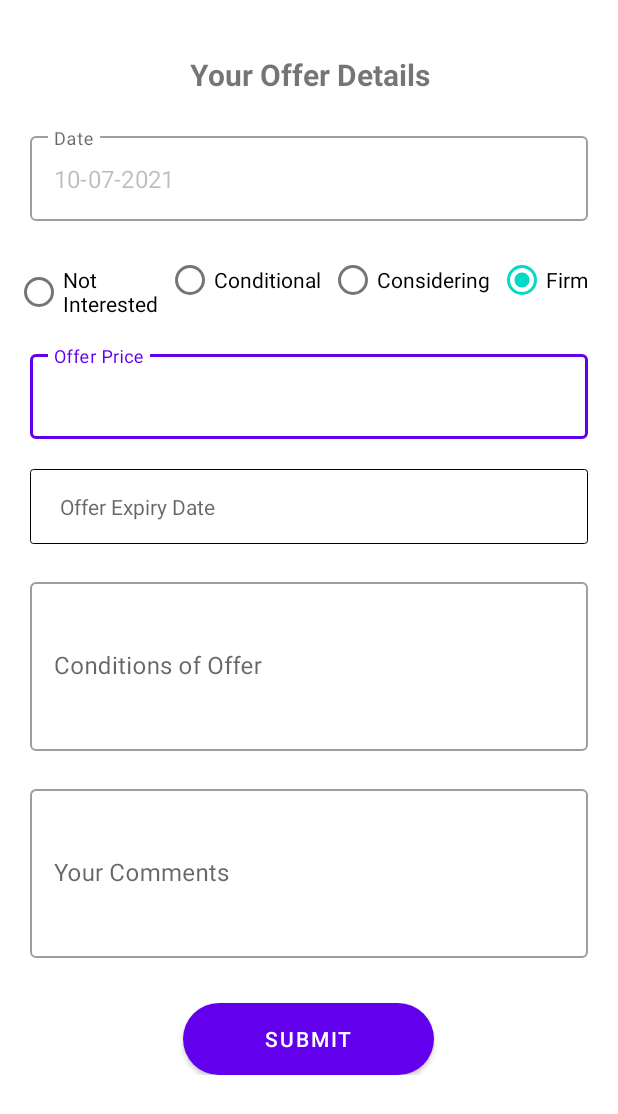
After one commit to Kabiru-254/MadPropertyPal, an Android app: the OfferActivity screen opened directly, with no data from a screen before it, on a phone screen of 412 x 824 dp. The commit adds this screen. Shown: the top 1114 px of the screen. Run offline under Robolectric (Android 15) with nearby library versions, the phone set to English and light mode, and no system bars.

Commit message:
added making offers

```diff
--- a/android/app/src/main/AndroidManifest.xml
+++ b/android/app/src/main/AndroidManifest.xml
@@ -9,7 +9,9 @@
         android:roundIcon="@mipmap/mad_property_pal_logo_white"
         android:supportsRtl="true"
         android:theme="@style/AppTheme.NoActionBar">
+
         <activity android:name=".SelectedPropertyDetails"></activity>
+        <activity android:name=".OfferActivity"></activity>
         <activity
             android:name=".HomeActivity"
             android:label="@string/title_activity_home" >
--- a/android/app/src/main/java/com/example/madpropertypal/HorizontalDottedProgress.java
+++ b/android/app/src/main/java/com/example/madpropertypal/HorizontalDottedProgress.java
@@ -24,7 +24,7 @@ public class HorizontalDottedProgress extends View {
     private int  mDotPosition;
 
     //specify how many dots you need in a progressbar
-    private int mDotAmount = 10;
+    private int mDotAmount = 4;
 
     public HorizontalDottedProgress(Context context) {
         super(context);
--- /dev/null
+++ b/android/app/src/main/java/com/example/madpropertypal/OfferActivity.java
@@ -0,0 +1,229 @@
+package com.example.madpropertypal;
+
+import android.app.DatePickerDialog;
+
+import android.content.Intent;
+import android.os.Bundle;
+import android.view.View;
+import android.widget.DatePicker;
+import android.widget.RadioButton;
+import android.widget.RadioGroup;
+import android.widget.Spinner;
+import android.widget.Toast;
+
+import androidx.annotation.Nullable;
+import androidx.appcompat.app.AppCompatActivity;
+
+import com.example.madpropertypal.sqlite.OffersSQLiteHelpar;
+import com.example.madpropertypal.sqlite.SQLiteHelper;
+import com.google.android.material.button.MaterialButton;
+import com.google.android.material.datepicker.MaterialTextInputPicker;
+import com.google.android.material.textfield.TextInputLayout;
+import com.google.android.material.textview.MaterialTextView;
+
+
+import java.text.SimpleDateFormat;
+import java.time.Year;
+import java.util.Calendar;
+import java.util.Locale;
+
+
+public class OfferActivity extends AppCompatActivity implements View.OnClickListener {
+
+    private MaterialButton button;
+    RadioGroup offerRG;
+    TextInputLayout priceTIL,dateTIL, offerConditionsTIL, commentsTIL;
+    MaterialTextView expiryTIL;
+    Calendar calendar,offerExpiryDate,offerDate;
+    private DatePickerDialog datePickerDialog;
+    private SimpleDateFormat dateFormatter;
+
+
+
+
+
+
+    @Override
+    protected void onCreate(@Nullable Bundle savedInstanceState) {
+        super.onCreate(savedInstanceState);
+        setContentView(R.layout.offer_dialog);
+
+        init();
+
+
+    }
+
+
+
+    String dateOfOffer;
+    private void init() {
+
+        dateFormatter = new SimpleDateFormat("dd-MM-yyyy",Locale.getDefault());
+
+        button = findViewById(R.id.submitOfferBT);
+        button.setOnClickListener(this::onClick);
+
+
+        offerRG = findViewById(R.id.interestRG);
+        offerRG.check(R.id.firm);
+
+        priceTIL = findViewById(R.id.offerPriceTIL);
+        dateTIL = findViewById(R.id.viewDateTV);
+
+
+        //get todays date
+        calendar = Calendar.getInstance();
+        offerDate = Calendar.getInstance();
+        offerDate.set(Calendar.DATE,calendar.get(Calendar.DATE));
+        offerDate.set(Calendar.MONTH,calendar.get(Calendar.MONTH));
+        offerDate.set(Calendar.YEAR,calendar.get(Calendar.YEAR));
+
+        dateOfOffer = dateFormatter.format(offerDate.getTime());
+        dateTIL.getEditText().setText(dateOfOffer);
+
+
+
+        expiryTIL = findViewById(R.id.offerExpiry);
+        expiryTIL.setOnClickListener(this::onClick);
+
+
+        offerConditionsTIL = findViewById(R.id.offerConditions);
+        commentsTIL = findViewById(R.id.offerComments);
+
+
+
+        offerExpiryDate = Calendar.getInstance();
+
+
+
+    }
+
+
+
+
+
+
+    int selectedRadio;
+    RadioButton radioButton;
+    String interest, conditions, comments, price;
+    int offerPrice;
+    @Override
+    public void onClick(View v) {
+
+        if (v == expiryTIL){
+
+            showDatePicker();
+
+        }else  if (v == button){
+
+
+            selectedRadio = offerRG.getCheckedRadioButtonId();
+            radioButton = findViewById(selectedRadio);
+            interest = radioButton.getText().toString();
+
+            conditions = offerConditionsTIL.getEditText().getText().toString();
+            price = priceTIL.getEditText().getText().toString();
+
+            if (!interest.isEmpty() || !dateOfOffer.isEmpty()){
+
+                if (interest.equals("Conditional") && conditions.isEmpty()){
+
+                    offerConditionsTIL.setError("Kindly set the conditions for your interest");
+                    offerConditionsTIL.requestFocus();
+
+                }else if (interest.equals("Firm") && price.isEmpty()){
+
+                    priceTIL.requestFocus();
+                    priceTIL.setError("Kindly set the price for your offer");
+
+                }else {
+
+                    submitOffer();
+
+                }
+
+            }else {
+
+                Toast.makeText(this, "Kindly select your interest", Toast.LENGTH_SHORT).show();
+            }
+
+
+        }
+
+
+
+    }
+
+
+
+
+
+    OfferModel offerModel;
+    private void submitOffer() {
+
+        //empty string for price causes a crash
+        if (price.isEmpty()){
+
+            offerPrice = 0;
+
+        }else{
+
+            offerPrice = Integer.parseInt(price);
+        }
+
+
+        if (conditions.isEmpty()){
+
+            conditions = " ";
+
+        }else  if (price.isEmpty()){
+
+            offerPrice = 0;
+
+        }else if (comments.isEmpty()){
+
+            comments = " ";
+
+        }else if (expiry.isEmpty()){
+
+            expiry = " ";
+        }
+
+
+        OffersSQLiteHelpar sqLiteHelpar = new OffersSQLiteHelpar(getBaseContext(), "OFFERS_DB",1);
+        offerModel = new OfferModel(dateOfOffer, interest, offerPrice, expiry,  conditions, comments);
+
+        Boolean submitOffer = sqLiteHelpar.makeOffer(offerModel);
+
+        if (submitOffer) {
+
+
+            Intent intent = new Intent(this,HomeActivity.class);
+            intent.setFlags(Intent.FLAG_ACTIVITY_NEW_TASK | Intent.FLAG_ACTIVITY_CLEAR_TASK);
+            startActivity(intent);
+            Toast.makeText(this, "Property Added Successfully " , Toast.LENGTH_SHORT).show();
+
+        }else{
+
+            Toast.makeText(this, "Something Went Wrong. Try Again", Toast.LENGTH_SHORT).show();
+
+        }
+
+
+    }
+
+
+
+    String expiry;
+    public void showDatePicker(){
+
+        datePickerDialog = new DatePickerDialog(OfferActivity.this, new DatePickerDialog.OnDateSetListener() {
+            public void onDateSet(DatePicker view, int year, int monthOfYear, int dayOfMonth) {
+                offerExpiryDate.set(year, monthOfYear, dayOfMonth);
+                expiry = dateFormatter.format(offerExpiryDate.getTime());
+                expiryTIL.setText(expiry);
+
+            }},calendar.get(Calendar.YEAR), calendar.get(Calendar.MONTH), calendar.get(Calendar.DAY_OF_MONTH));
+        datePickerDialog.show();
+    }
+}
--- /dev/null
+++ b/android/app/src/main/res/drawable/back.xml
@@ -0,0 +1,19 @@
+<?xml version="1.0" encoding="utf-8"?>
+<shape xmlns:android="http://schemas.android.com/apk/res/android"
+    android:shape="rectangle">
+
+    <solid
+        android:color="@color/white"
+        />
+
+    <stroke android:width="0.1dp"
+        android:color="@color/black"/>
+
+    <size android:width="30dp"
+        android:height="18dp"/>
+
+    <corners android:radius="2dp"/>
+
+
+
+</shape>
--- a/android/app/src/main/res/layout/activity_property_details.xml
+++ b/android/app/src/main/res/layout/activity_property_details.xml
@@ -7,7 +7,7 @@
     android:layout_height="wrap_content"
     android:orientation="vertical"
     android:background="@color/primaryDark"
-    tools:context=".PropertyDetails">
+    tools:context=".ui.uploadHouse.UploadFragment">
 
 
     <LinearLayout
--- /dev/null
+++ b/android/app/src/main/res/layout/offer_dialog.xml
@@ -0,0 +1,186 @@
+<?xml version="1.0" encoding="utf-8"?>
+<LinearLayout
+    xmlns:android="http://schemas.android.com/apk/res/android"
+    android:layout_width="match_parent"
+    android:orientation="vertical"
+    android:layout_height="wrap_content">
+
+
+    <TextView
+        android:layout_width="match_parent"
+        android:layout_height="40dp"
+        android:layout_marginTop="30dp"
+        android:text="Your Offer Details"
+        android:textStyle="bold"
+        android:textSize="20sp"
+        android:gravity="center"
+        android:layout_gravity="center_horizontal"
+        android:layout_marginStart="20dp"
+        android:layout_marginEnd="20dp"/>
+
+
+
+    <com.google.android.material.textfield.TextInputLayout
+        android:layout_width="match_parent"
+        android:layout_height="wrap_content"
+        android:layout_marginTop="15dp"
+        android:id="@+id/viewDateTV"
+        android:layout_marginStart="20dp"
+        android:layout_marginEnd="20dp"
+        style="@style/Widget.MaterialComponents.TextInputLayout.OutlinedBox"
+        android:hint="Date"
+        >
+
+        <com.google.android.material.textfield.TextInputEditText
+            android:clickable="false"
+            android:enabled="false"
+            android:layout_width="match_parent"
+            android:layout_height="wrap_content"
+            android:inputType="number"
+            />
+
+    </com.google.android.material.textfield.TextInputLayout>
+
+
+
+    <RadioGroup
+        android:layout_width="wrap_content"
+        android:layout_height="wrap_content"
+        android:id="@+id/interestRG"
+        android:layout_marginStart="10dp"
+        android:layout_marginTop="15dp"
+        android:tag="Interest"
+        android:orientation="horizontal"
+        >
+
+        <RadioButton
+            android:layout_width="wrap_content"
+            android:layout_height="wrap_content"
+            android:text="Not \nInterested"
+            android:id="@+id/notIn"/>
+
+        <RadioButton
+            android:layout_width="wrap_content"
+            android:layout_height="wrap_content"
+            android:text="Conditional"
+            android:layout_marginStart="5dp"
+            android:id="@+id/conditional"/>
+
+        <RadioButton
+            android:layout_width="wrap_content"
+            android:layout_height="wrap_content"
+            android:text="Considering"
+            android:layout_marginStart="5dp"
+            android:id="@+id/considering"/>
+
+        <RadioButton
+            android:layout_width="wrap_content"
+            android:layout_height="wrap_content"
+            android:text="Firm"
+            android:layout_marginStart="5dp"
+            android:id="@+id/firm"/>
+    </RadioGroup>
+
+
+    <com.google.android.material.textfield.TextInputLayout
+        android:layout_width="match_parent"
+        android:layout_height="wrap_content"
+        android:layout_marginTop="20dp"
+        android:id="@+id/offerPriceTIL"
+        android:layout_marginStart="20dp"
+        android:layout_marginEnd="20dp"
+        style="@style/Widget.MaterialComponents.TextInputLayout.OutlinedBox"
+        android:hint="Offer Price"
+        >
+
+        <com.google.android.material.textfield.TextInputEditText
+            android:layout_width="match_parent"
+            android:layout_height="wrap_content"
+            android:inputType="number"
+            />
+
+    </com.google.android.material.textfield.TextInputLayout>
+
+
+
+    <com.google.android.material.textview.MaterialTextView
+        android:layout_width="match_parent"
+        android:layout_height="50dp"
+        android:layout_marginTop="20dp"
+        android:gravity="center_vertical"
+        android:paddingStart="20dp"
+        android:id="@+id/offerExpiry"
+        android:layout_marginStart="20dp"
+        android:layout_marginEnd="20dp"
+        android:background="@drawable/back"
+        android:hint="Offer Expiry Date"
+        >
+
+    </com.google.android.material.textview.MaterialTextView>
+
+
+
+
+
+    <com.google.android.material.textfield.TextInputLayout
+        android:layout_width="match_parent"
+        android:layout_height="wrap_content"
+        android:layout_marginTop="20dp"
+        android:id="@+id/offerConditions"
+        android:layout_marginStart="20dp"
+        android:layout_marginEnd="20dp"
+        style="@style/Widget.MaterialComponents.TextInputLayout.OutlinedBox"
+        android:hint="Conditions of Offer"
+        >
+
+        <com.google.android.material.textfield.TextInputEditText
+            android:layout_width="match_parent"
+            android:layout_height="wrap_content"
+            android:inputType="textCapSentences|textMultiLine"
+            android:lines="4"
+            />
+
+    </com.google.android.material.textfield.TextInputLayout>
+
+
+
+
+
+
+
+    <com.google.android.material.textfield.TextInputLayout
+        android:layout_width="match_parent"
+        android:layout_height="wrap_content"
+        android:layout_marginTop="20dp"
+        android:id="@+id/offerComments"
+        android:layout_marginStart="20dp"
+        android:layout_marginEnd="20dp"
+        style="@style/Widget.MaterialComponents.TextInputLayout.OutlinedBox"
+        android:hint="Your Comments"
+        >
+
+        <com.google.android.material.textfield.TextInputEditText
+            android:layout_width="match_parent"
+            android:layout_height="wrap_content"
+            android:inputType="textCapSentences|textMultiLine"
+            android:lines="4"
+            />
+
+    </com.google.android.material.textfield.TextInputLayout>
+
+
+
+    <com.google.android.material.button.MaterialButton
+        android:id="@+id/submitOfferBT"
+        android:layout_width="167dp"
+        android:layout_height="wrap_content"
+        android:layout_gravity="center_horizontal"
+        android:layout_marginTop="30dp"
+        android:elevation="3dp"
+        android:background="@drawable/round_btn"
+        android:text="@string/submit" />
+
+
+
+
+</LinearLayout>
--- a/android/app/src/main/res/values/strings.xml
+++ b/android/app/src/main/res/values/strings.xml
@@ -26,6 +26,7 @@
     <string name="details_of_selected_property">Details of Selected Property</string>
     <string name="lease_type">Lease Type</string>
     <string name="property_type">Property Type</string>
+    <string name="make_an_offer">Make an Offer</string>
 
 
 </resources>
```
Also changed, not shown: android/app/src/main/java/com/example/madpropertypal/OfferModel.java (added, +76 -0 lines), android/app/src/main/java/com/example/madpropertypal/SelectedPropertyDetails.java (+42 -4 lines), android/app/src/main/java/com/example/madpropertypal/sqlite/OffersSQLiteHelpar.java (added, +87 -0 lines), android/app/src/main/java/com/example/madpropertypal/sqlite/SQLiteHelper.java (+27 -2 lines), android/app/src/main/java/com/example/madpropertypal/ui/uploadHouse/UploadFragment.java (+6 -3 lines), android/app/src/main/res/layout/activity_selected_property_details.xml (+25 -16 lines).
